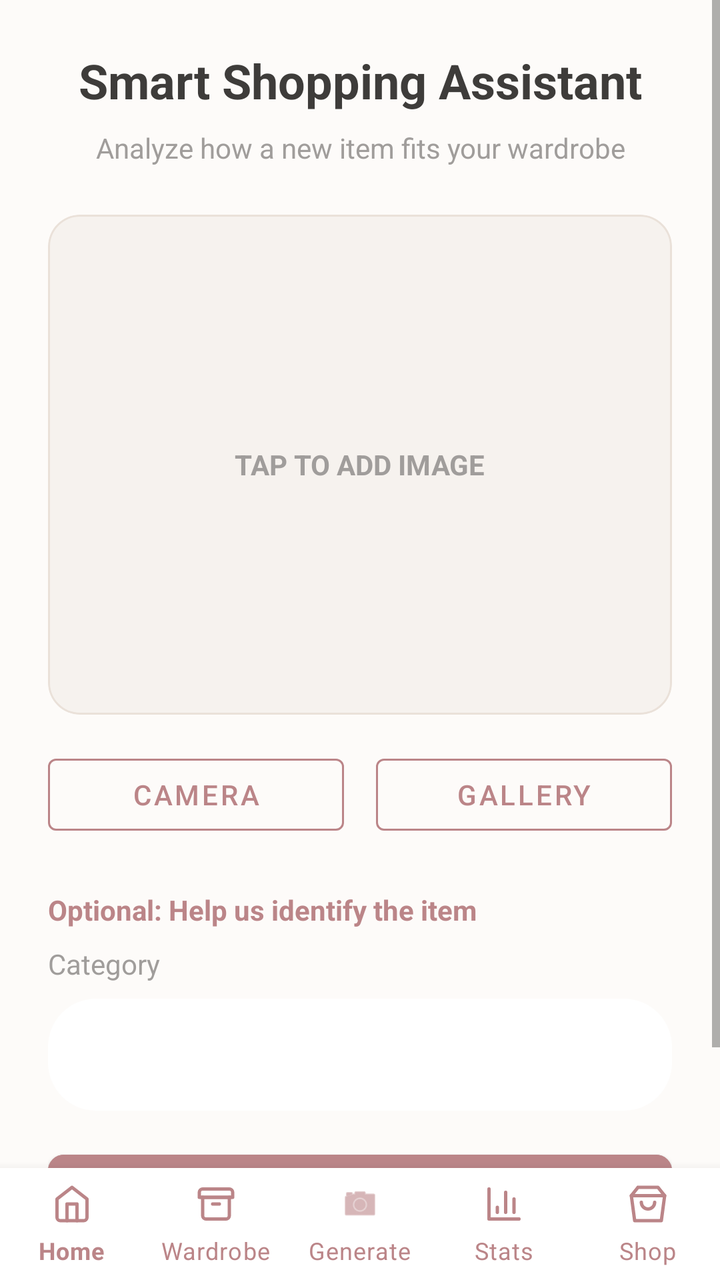
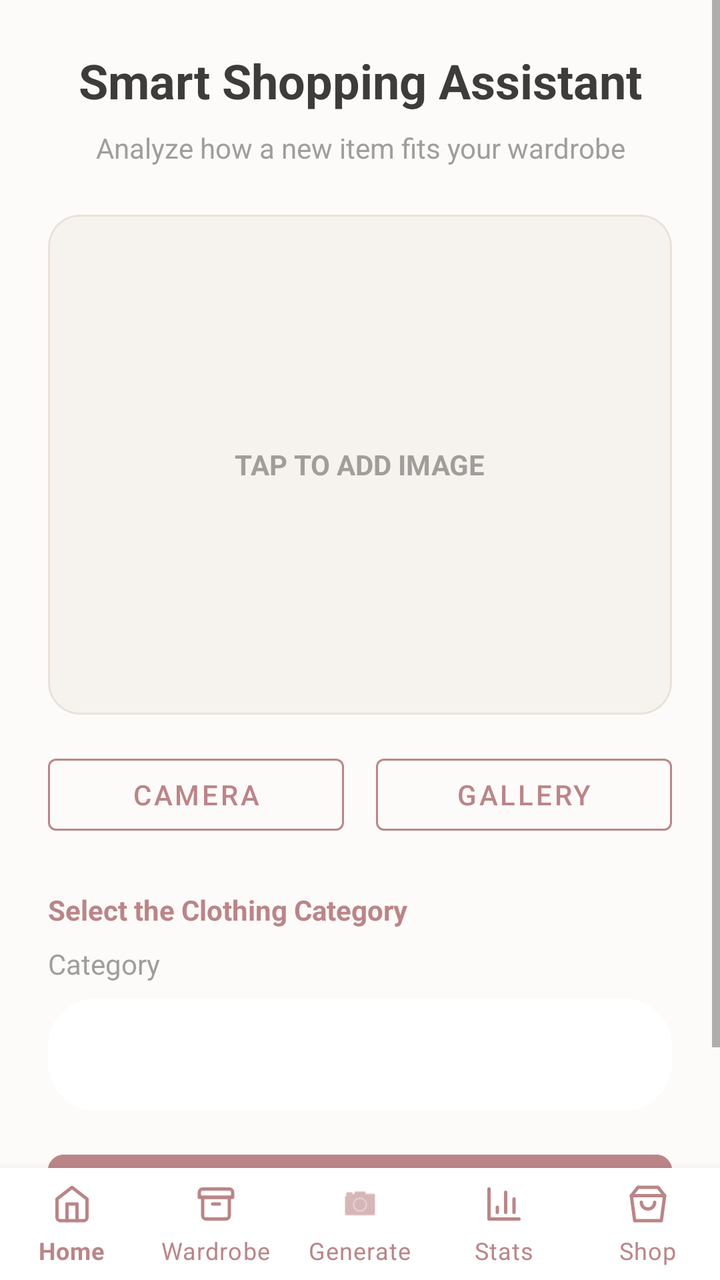

An Android layout rendered at two revisions. The XML below is the earlier revision; the diff shows what the commit changed to produce the second picture.
<!-- AndroidManifest.xml: application theme Theme.OutfitStudio -->
<!-- res/layout/activity_smart_shopping.xml -->
<?xml version="1.0" encoding="utf-8"?>
<RelativeLayout xmlns:android="http://schemas.android.com/apk/res/android"
    xmlns:app="http://schemas.android.com/apk/res-auto"
    android:layout_width="match_parent"
    android:layout_height="match_parent">
    
    <ScrollView  
    
    android:layout_width="match_parent"
    android:layout_height="match_parent"
    android:background="@color/background"
        android:layout_above="@+id/bottomNavigation">


    <LinearLayout
        android:layout_width="match_parent"
        android:layout_height="wrap_content"
        android:orientation="vertical"
        android:padding="24dp">

        <TextView
            android:layout_width="match_parent"
            android:layout_height="wrap_content"
            android:text="Smart Shopping Assistant"
            android:textSize="24sp"
            android:textStyle="bold"
            android:textColor="@color/on_background"
            android:textAlignment="center"
            android:layout_marginBottom="8dp"/>
            
        <TextView
            android:layout_width="match_parent"
            android:layout_height="wrap_content"
            android:text="Analyze how a new item fits your wardrobe"
            android:textSize="14sp"
            android:textColor="@color/text_hint"
            android:textAlignment="center"
            android:layout_marginBottom="24dp"/>

        <com.google.android.material.card.MaterialCardView
            android:layout_width="match_parent"
            android:layout_height="250dp"
            app:cardCornerRadius="16dp"
            app:cardElevation="0dp"
            app:strokeColor="@color/card_border"
            app:strokeWidth="1dp"
            android:layout_marginBottom="16dp">

            <ImageView
                android:id="@+id/ivClothingPreview"
                android:layout_width="match_parent"
                android:layout_height="match_parent"
                android:scaleType="centerCrop"
                android:background="@color/secondary_variant" />

            <LinearLayout
                android:id="@+id/llImagePlaceholder"
                android:layout_width="match_parent"
                android:layout_height="match_parent"
                android:orientation="vertical"
                android:gravity="center"
                android:background="#33FFFFFF">
                
                <TextView
                    android:layout_width="wrap_content"
                    android:layout_height="wrap_content"
                    android:text="TAP TO ADD IMAGE"
                    android:textColor="@color/text_hint"
                    android:textStyle="bold"/>
            </LinearLayout>
        </com.google.android.material.card.MaterialCardView>

        <LinearLayout
            android:layout_width="match_parent"
            android:layout_height="wrap_content"
            android:orientation="horizontal"
            android:layout_marginBottom="24dp">
            
            <Button
                android:id="@+id/btnCamera"
                android:layout_width="0dp"
                android:layout_height="wrap_content"
                android:layout_weight="1"
                android:text="Camera"
                android:textColor="@color/primary"
                style="@style/Widget.MaterialComponents.Button.OutlinedButton"
                app:strokeColor="@color/primary"
                android:layout_marginEnd="8dp"/>
                
            <Button
                android:id="@+id/btnGallery"
                android:layout_width="0dp"
                android:layout_height="wrap_content"
                android:layout_weight="1"
                android:text="Gallery"
                android:textColor="@color/primary"
                style="@style/Widget.MaterialComponents.Button.OutlinedButton"
                app:strokeColor="@color/primary"
                android:layout_marginStart="8dp"/>
        </LinearLayout>

        <TextView
            android:layout_width="match_parent"
            android:layout_height="wrap_content"
            android:text="Optional: Help us identify the item"
            android:textColor="@color/primary_variant"
            android:textStyle="bold"
            android:textSize="14sp"
            android:layout_marginBottom="8dp"/>
            
        <TextView
            android:layout_width="match_parent"
            android:layout_height="wrap_content"
            android:text="Category"
            android:textColor="@color/text_hint"
            android:textSize="14sp"
            android:layout_marginBottom="8dp"/>
            
        <Spinner
            android:id="@+id/spinnerCategory"
            android:layout_width="match_parent"
            android:layout_height="56dp"
            android:background="@drawable/bg_button_rounded"
            android:backgroundTint="@color/surface"
            android:layout_marginBottom="16dp"/>



        <Button
            android:id="@+id/btnAnalyze"
            android:layout_width="match_parent"
            android:layout_height="56dp"
            android:text="Analyze Purchase"
            android:textColor="@color/on_primary"
            android:backgroundTint="@color/primary"
            app:cornerRadius="8dp" />
            
        <ProgressBar
            android:id="@+id/progressBar"
            android:layout_width="match_parent"
            android:layout_height="wrap_content"
            android:visibility="gone"
            android:layout_marginTop="16dp"/>

    </LinearLayout>
</ScrollView>

    <com.google.android.material.bottomnavigation.BottomNavigationView
        android:id="@+id/bottomNavigation"
        app:itemIconSize="20dp"
        android:layout_width="match_parent"
        android:layout_height="wrap_content"
        android:layout_alignParentBottom="true"
        app:menu="@menu/bottom_nav"
        app:itemIconTint="@color/primary"
        app:itemTextColor="@color/primary"
        android:background="@color/surface"
        app:labelVisibilityMode="labeled"
        android:elevation="16dp"/>

</RelativeLayout>
<!-- resources referenced by this layout -->
<resources>
  <color name="background">#FDFBF9</color>
  <color name="card_border">#EAE1D9</color>
  <color name="on_background">#3E3C3A</color>
  <color name="on_primary">#FFFFFF</color>
  <color name="primary">#BB8588</color>
  <color name="primary_variant">#BB8588</color>
  <color name="secondary_variant">#F4EFEA</color>
  <color name="surface">#FFFFFF</color>
  <color name="text_hint">#A09D9B</color>
  <!-- drawable bg_button_rounded (drawable) -->
  <?xml version="1.0" encoding="utf-8"?>
  <shape xmlns:android="http://schemas.android.com/apk/res/android"
      android:shape="rectangle">
      <solid android:color="@color/primary"/>
      <corners android:radius="24dp"/>
  </shape>
  <style name="Theme.OutfitStudio" parent="Theme.MaterialComponents.Light.NoActionBar">
          <item name="android:textColor">@color/on_background</item>
          <item name="android:textColorHint">@color/text_hint</item>
          
          <item name="colorPrimary">@color/primary</item>
          <item name="colorPrimaryVariant">@color/primary_variant</item>
          <item name="colorOnPrimary">@color/on_primary</item>
          
          <item name="colorSecondary">@color/primary</item>
          <item name="colorSecondaryVariant">@color/primary_variant</item>
          <item name="colorOnSecondary">@color/on_primary</item>
          
          <item name="android:colorBackground">@color/background</item>
          <item name="colorSurface">@color/surface</item>
          
          <item name="android:statusBarColor">@color/background</item>
          <item name="android:windowLightStatusBar">true</item>
      </style>
</resources>

<!-- the commit's change to res/layout/activity_smart_shopping.xml (unified diff, before → after) -->
@@ -102,7 +102,7 @@
         <TextView
             android:layout_width="match_parent"
             android:layout_height="wrap_content"
-            android:text="Optional: Help us identify the item"
+            android:text="Select the Clothing Category"
             android:textColor="@color/primary_variant"
             android:textStyle="bold"
             android:textSize="14sp"
